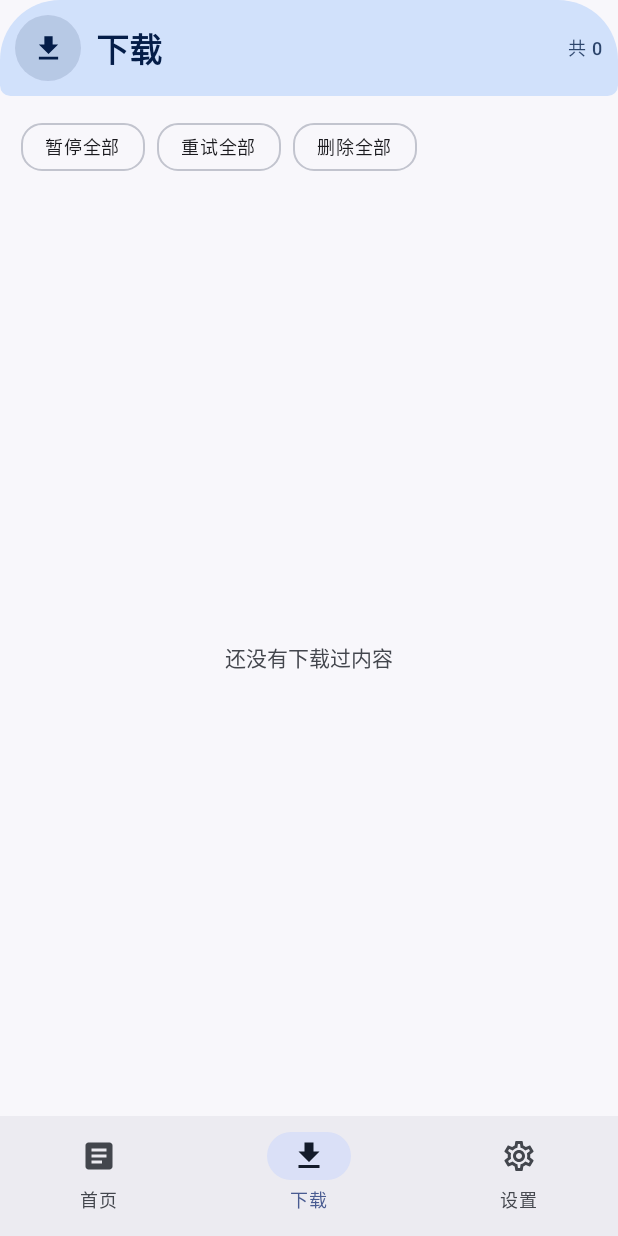
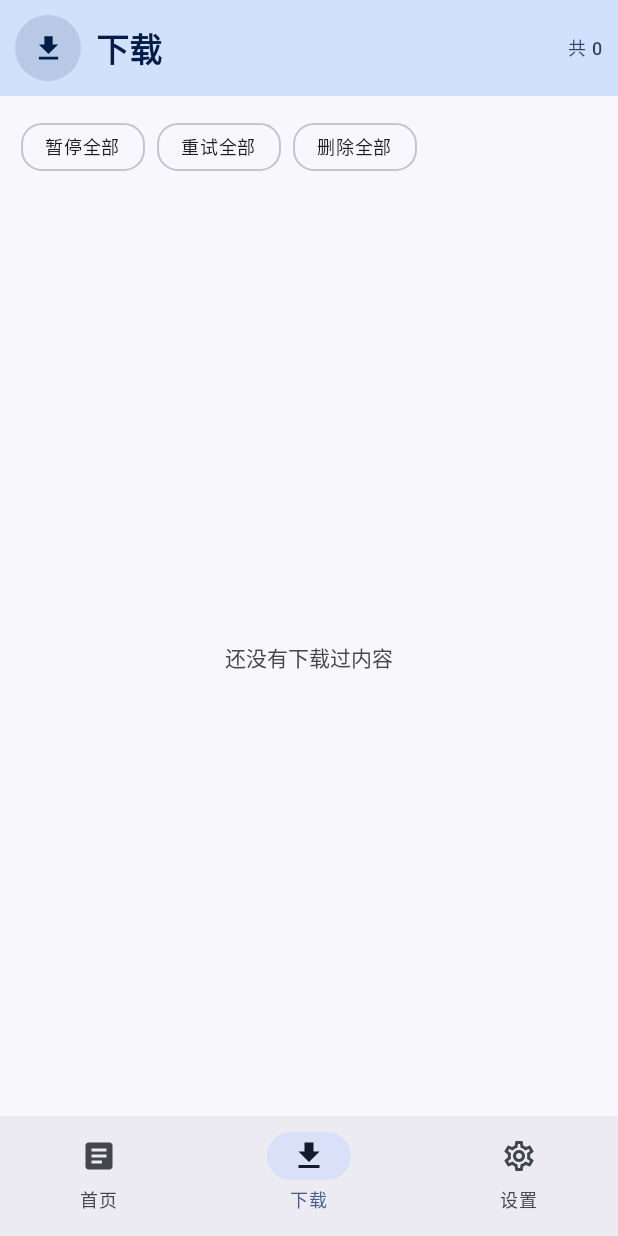
Before and after one commit to huaix01-cloud/XDL, an Android app built with Jetpack Compose: the screen it shows after launch (MainActivity), item 2 of the bottom bar chosen, on a phone screen of 412 x 824 dp. Run offline under Robolectric (Android 15) with nearby library versions, the phone set to English and light mode, and no system bars; pictures from the network do not load.

Commit message:
顶栏贴顶：去掉圆角与状态栏留白，背景延伸到屏幕最上沿
用户反馈'没顶边，上面好怪'——topAppBar 的圆角和 statusBarsPadding 让状态栏区域留白。
改为 Surface 铺满到顶 + 内容区 statusBarsPadding，三页统一。

```diff
--- a/app/src/main/java/com/yg/xdl/ui/HomeScreen.kt
+++ b/app/src/main/java/com/yg/xdl/ui/HomeScreen.kt
@@ -204,18 +204,16 @@ fun HomeScreen(
 
             // ---------------- TopAppBar（新标准：大圆角顶栏，标题 XDL + 网络状态）
             Surface(
-                modifier = Modifier
-                    .fillMaxWidth()
-                    .statusBarsPadding()
-                    .height(64.dp),
-                shape = RoundedCornerShape(
-                    topStart = 40.dp, topEnd = 40.dp,
-                    bottomStart = 7.dp, bottomEnd = 7.dp
-                ),
+                modifier = Modifier.fillMaxWidth(),
+                shape = RoundedCornerShape(0.dp),
                 color = MaterialTheme.colorScheme.primaryContainer
             ) {
                 Row(
-                    Modifier.fillMaxSize().padding(horizontal = 10.dp),
+                    Modifier
+                        .fillMaxWidth()
+                        .statusBarsPadding()
+                        .height(64.dp)
+                        .padding(horizontal = 10.dp),
                     verticalAlignment = Alignment.CenterVertically
                 ) {
                     IconButton(
--- a/app/src/main/java/com/yg/xdl/ui/TasksScreen.kt
+++ b/app/src/main/java/com/yg/xdl/ui/TasksScreen.kt
@@ -77,15 +77,16 @@ fun TasksScreen(onBack: () -> Unit) {
 
             // topAppBar
             Surface(
-                modifier = Modifier.fillMaxWidth().statusBarsPadding().height(64.dp),
-                shape = RoundedCornerShape(
-                    topStart = 40.dp, topEnd = 40.dp,
-                    bottomStart = 7.dp, bottomEnd = 7.dp
-                ),
+                modifier = Modifier.fillMaxWidth(),
+                shape = RoundedCornerShape(0.dp),
                 color = MaterialTheme.colorScheme.primaryContainer
             ) {
                 Row(
-                    Modifier.fillMaxSize().padding(horizontal = 10.dp),
+                    Modifier
+                        .fillMaxWidth()
+                        .statusBarsPadding()
+                        .height(64.dp)
+                        .padding(horizontal = 10.dp),
                     verticalAlignment = Alignment.CenterVertically
                 ) {
                     Box(
```
Also changed, not shown: app/src/main/java/com/yg/xdl/ui/SettingsScreen.kt (+7 -6 lines), 1 other file.
